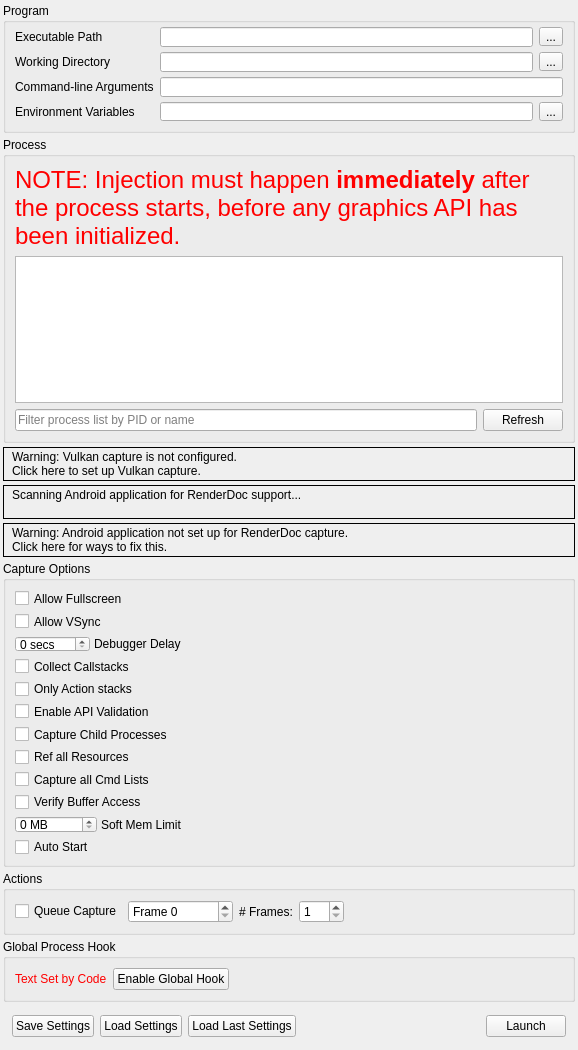
The window that qrenderdoc/Windows/Dialogs/CaptureDialog.ui (baldurk/renderdoc) describes before a commit, drawn with Qt 5.
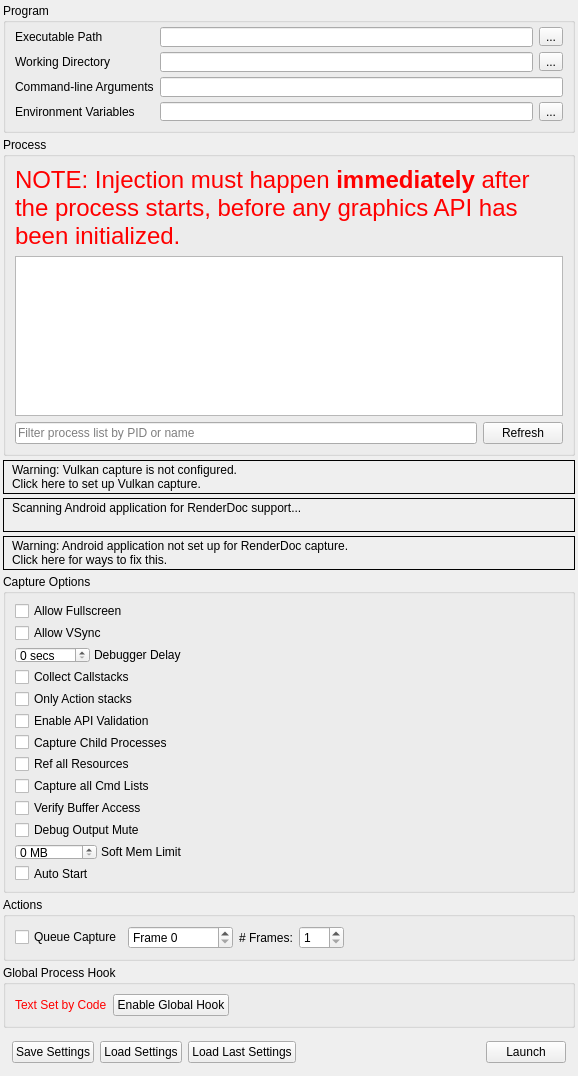
The same window after the commit. Icons and pictures are not drawn. Custom widgets are drawn as their Qt base class.

Commit message: Add option: DebugOutputMute

```diff
--- a/qrenderdoc/Windows/Dialogs/CaptureDialog.ui
+++ b/qrenderdoc/Windows/Dialogs/CaptureDialog.ui
@@ -529,6 +529,16 @@
         </property>
        </widget>
       </item>
+      <item>
+       <widget class="QCheckBox" name="DebugOutputMute">
+        <property name="toolTip">
+         <string>When enabled, will mute API debugging output when the API validation mode option is enabled.</string>
+        </property>
+        <property name="text">
+         <string>Debug Output Mute</string>
+        </property>
+       </widget>
+      </item>
       <item>
        <widget class="QFrame" name="SoftMemoryLimitFrame">
         <property name="sizePolicy">
```
The commit also changes 2 other files.
